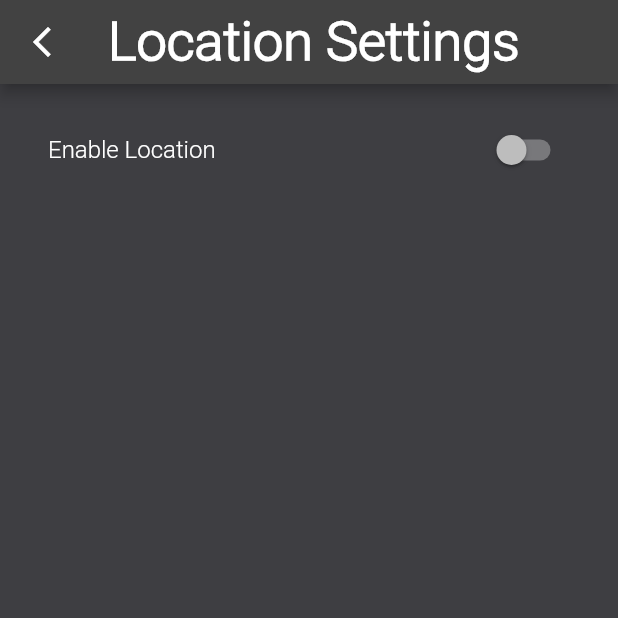
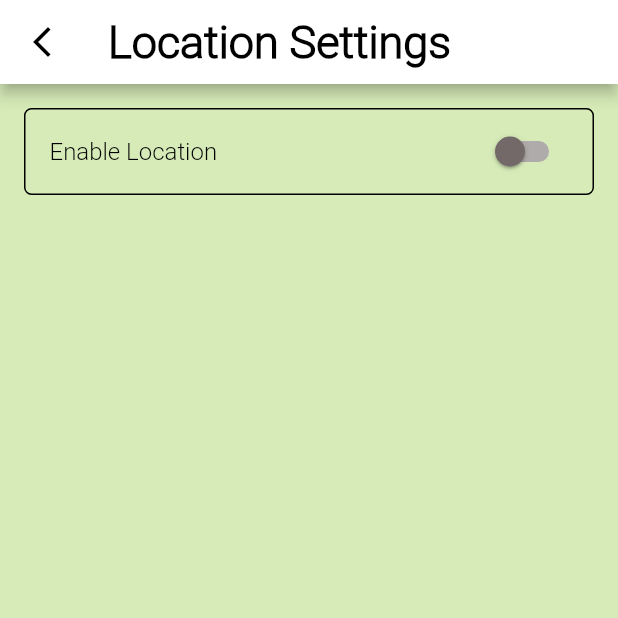
Before and after one commit to losmi247/weather-app, a Flutter app: the LocationSettingsScreen screen opened directly with empty values, on a phone screen of 412 x 824 dp, the top half of it. Run offline on Flutter 3.47's test engine with Material 2 defaults, Android fonts, the phone set to English and light mode, and no system bars; our stand-ins replace flutter_svg.

Commit message:
styling location settings

```diff
--- a/lib/custom_components/pallete.dart
+++ b/lib/custom_components/pallete.dart
@@ -1,6 +1,7 @@
 import 'package:flutter/material.dart';
 
 class Pallete {
+  /// Study Outside Screen Colors
   static const Color backgroundColor = Color.fromRGBO(62, 62, 66, 1);
   static const Color gradient1 = Color.fromRGBO(187, 63, 221, 1);
   static const Color gradient2 = Color.fromRGBO(251, 109, 169, 1);
@@ -8,7 +9,19 @@ class Pallete {
   static const Color borderColor = Color.fromRGBO(52, 51, 67, 1);
   static const Color whiteColor = Colors.white;
 
+  /// Slider Colors
   static const Color sliderThumbColor = Color.fromARGB(255, 194, 78, 78);
   static const Color sliderActiveColor = Color.fromARGB(255, 105, 194, 75);
   static const Color sliderInactiveColor = Color.fromARGB(255, 90, 76, 234);
+
+  /// Settings Screens Colors
+  static const Color locationSettingsBackgroundColor = Color.fromRGBO(214, 235, 184, 1);
+  static const Color locationSettingsAppBarColor = Color.fromRGBO(255, 255, 255, 1);
+  static const Color locationSettingsTextColor = Color.fromRGBO(0, 0, 0, 1);
+  static const Color locationSettingsBackButtonColor = Color.fromRGBO(0, 0, 0, 1);
+  static const Color locationSettingsSwitchListTileActiveColor = Color.fromRGBO(0, 0, 0, 1);
+  static const Color locationSettingsSwitchListTileBorderColor = Color.fromRGBO(0, 0, 0, 1);
+  static const Color locationSettingsSwitchListTileInactiveThumbColor = Color.fromRGBO(115, 105, 105, 1);
+  static const Color locationSettingsSwitchListTileInactiveTrackColor = Color.fromRGBO(175, 171, 171, 1);
+
 }
--- a/lib/location_settings.dart
+++ b/lib/location_settings.dart
@@ -1,4 +1,5 @@
 import 'package:flutter/material.dart';
+import 'package:flutter_application_1/custom_components/pallete.dart';
 import 'package:flutter_application_1/custom_components/preferences.dart';
 
 class LocationSettingsScreen extends StatefulWidget {
@@ -34,28 +35,40 @@ class _LocationSettingsScreenState extends State<LocationSettingsScreen> {
         /// flutter automatically adds a back button if there is a previous page,
         /// so we need a custom button to be able to send data back to the main page
         leading: IconButton(
-          icon: Icon(Icons.arrow_back_ios_new_sharp),
+          icon: const Icon(Icons.arrow_back_ios_new_sharp,
+                          color: Pallete.locationSettingsBackButtonColor,),
           onPressed: () {
             // send preferences back to Settings screen
             _sendDataBack(context);
           }
         ),
-        title: Text('Location Settings'),
+        title: const Text('Location Settings',
+                    style: TextStyle(color: Pallete.locationSettingsTextColor)),
         automaticallyImplyLeading: false,
+        backgroundColor: Pallete.locationSettingsAppBarColor,
       ),
+      backgroundColor: Pallete.locationSettingsBackgroundColor,
       body: Padding(
         padding: const EdgeInsets.all(16.0),
         child: Column(
           crossAxisAlignment: CrossAxisAlignment.start,
           children: [
             SwitchListTile(
-              title: Text('Enable Location'),
+              title: const Text('Enable Location',
+                    style: TextStyle(color: Pallete.locationSettingsTextColor)),
               value: preferences.isLocationEnabled,
               onChanged: (value) {
                 setState(() {
                   preferences.isLocationEnabled = value;
                 });
               },
+              inactiveThumbColor: Pallete.locationSettingsSwitchListTileInactiveThumbColor,
+              inactiveTrackColor: Pallete.locationSettingsSwitchListTileInactiveTrackColor,
+              activeColor: Pallete.locationSettingsSwitchListTileActiveColor,
+               shape: RoundedRectangleBorder(
+                side: const BorderSide(color: Pallete.locationSettingsSwitchListTileBorderColor),
+                borderRadius: BorderRadius.circular(5),
+              ),
             ),
           ],
         ),
--- a/lib/main.dart
+++ b/lib/main.dart
@@ -18,7 +18,7 @@ class MyApp extends StatelessWidget {
         scaffoldBackgroundColor: Pallete.backgroundColor,
         textTheme: const TextTheme(
           displayLarge: TextStyle(fontSize: 72.0, fontWeight: FontWeight.bold, fontFamily: 'Roboto'),
-          titleLarge: TextStyle(fontSize: 36.0, fontWeight: FontWeight.bold, fontFamily: 'Roboto'),
+          titleLarge: TextStyle(fontSize: 30.0, fontWeight: FontWeight.bold, fontFamily: 'Roboto'),
           bodyMedium: TextStyle(fontSize: 14.0, fontFamily: 'Roboto'),
         )
       ),
--- a/lib/unimportant_things/screen1.dart
+++ b/lib/unimportant_things/screen1.dart
@@ -1,5 +1,5 @@
 import 'package:flutter/material.dart';
-import 'package:flutter_application_1/screen2.dart';
+import 'package:flutter_application_1/unimportant_things/screen2.dart';
 import 'package:flutter_application_1/study_outside_screen.dart';
 
 class Screen1 extends StatelessWidget {
--- a/lib/unimportant_things/screen2.dart
+++ b/lib/unimportant_things/screen2.dart
@@ -1,5 +1,5 @@
 import 'package:flutter/material.dart';
-import 'package:flutter_application_1/screen3.dart';
+import 'package:flutter_application_1/unimportant_things/screen3.dart';
 
 class Screen2 extends StatelessWidget {
   const Screen2({Key? key}) : super(key: key);
```
